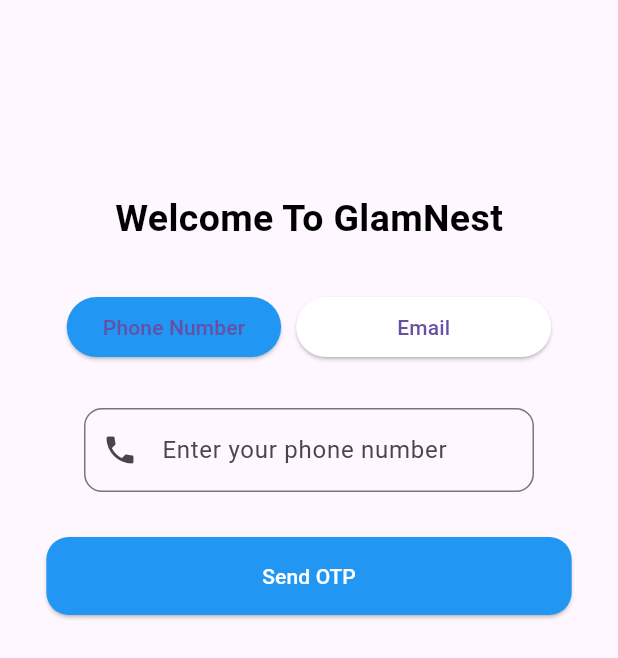
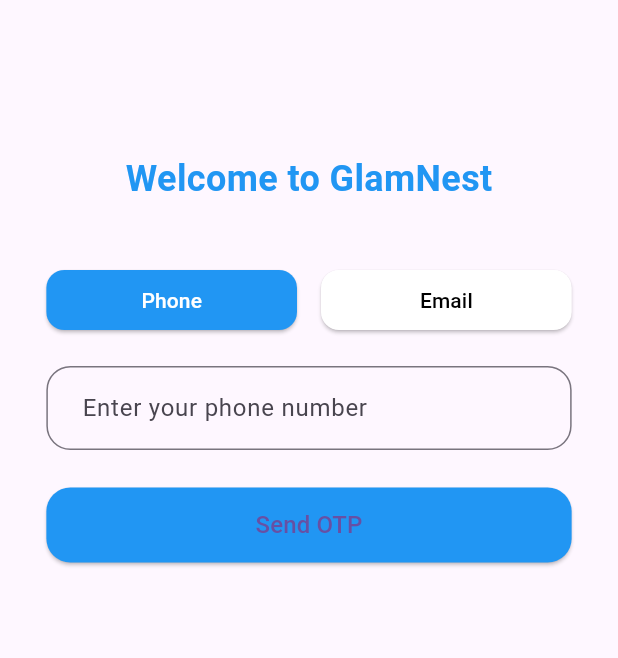
Before and after one commit to Aneesh9795/GlamNest_app, a Flutter app: the screen it shows after launch, on a phone screen of 412 x 824 dp. Shown: the top 658 px of the screen. Run offline on Flutter 3.47's test engine with Material 3 defaults, Android fonts, the light colour scheme and no system bars.

Commit message:
login provider

```diff
--- a/lib/Screen/login_screen.dart
+++ b/lib/Screen/login_screen.dart
@@ -1,119 +1,134 @@
-import 'package:flutter/cupertino.dart';
 import 'package:flutter/material.dart';
+import 'package:provider/provider.dart';
+import '../provider/login_provider.dart';
 
-class LoginScreen extends StatefulWidget {
+class LoginScreen extends StatelessWidget {
   const LoginScreen({super.key});
 
   @override
-  State<LoginScreen> createState() => _LoginScreenState();
-}
+  Widget build(BuildContext context) {
+    final textFieldWidth = MediaQuery.of(context).size.width * 0.85;
 
-
-class _LoginScreenState extends State<LoginScreen> {
-  bool isEmailSelected  = false;
-  final TextEditingController _emailController = TextEditingController();
-  final TextEditingController _phoneController = TextEditingController();
-
-
-
-  @override
-  Widget build(BuildContext context) {
-    double fieldWidth = MediaQuery.of(context).size.width *0.85;
     return Scaffold(
       appBar: AppBar(),
       body: Padding(
-          padding: const EdgeInsets.all(12),
-        child: Column(
+        padding: const EdgeInsets.all(16.0),
+        child: Consumer<LoginProvider>(
+          builder: (context, loginProvider, _) {
+            return Column(
               crossAxisAlignment: CrossAxisAlignment.center,
               children: [
-            SizedBox(height: 60),
-            Center(
-            child: Text("Welcome To GlamNest",
-              style: TextStyle(fontSize: 25,fontWeight: FontWeight.bold,
-                  color: Colors.black),
-            )
+                const SizedBox(height: 30),
+                const Text(
+                  "Welcome to GlamNest",
+                  style: TextStyle(
+                    fontSize: 24,
+                    fontWeight: FontWeight.bold,
+                    color: Colors.blue,
                   ),
-            SizedBox(height: 30),
+                ),
+                const SizedBox(height: 40),
+
+                /// Toggle buttons
                 Row(
                   mainAxisAlignment: MainAxisAlignment.center,
                   children: [
-                ElevatedButton(
-                    onPressed: (){
-                      setState(() {
-                        isEmailSelected = false;
-                      });
+                    SizedBox(
+                      width: textFieldWidth / 2 - 8,
+                      child: ElevatedButton(
+                        onPressed: () {
+                          loginProvider.changeMode('phone');
                         },
                         style: ElevatedButton.styleFrom(
-                      backgroundColor: isEmailSelected ? Colors.white:Colors.blue,
+                          backgroundColor: loginProvider.isPhoneSelected
+                              ? Colors.blue
+                              : Colors.white,
+                          foregroundColor: loginProvider.isPhoneSelected
+                              ? Colors.white
+                              : Colors.black,
+                          shape: RoundedRectangleBorder(
+                            borderRadius: BorderRadius.circular(12),
                           ),
-                    child: Text("Phone Number"),
                         ),
-                SizedBox(width: 10),
+                        child: const Text("Phone"),
+                      ),
+                    ),
+                    const SizedBox(width: 16),
                     SizedBox(
-                  width: fieldWidth  / 2 - 5,
-               child:  ElevatedButton(
-                  onPressed: (){
-                    setState(() {
-                      isEmailSelected = true;
-                    });
+                      width: textFieldWidth / 2 - 8,
+                      child: ElevatedButton(
+                        onPressed: () {
+                          loginProvider.changeMode('email');
                         },
                         style: ElevatedButton.styleFrom(
-                    backgroundColor:
-                    isEmailSelected ? Colors.blue: Colors.white,
+                          backgroundColor: loginProvider.isPhoneSelected
+                              ? Colors.white
+                              : Colors.blue,
+                          foregroundColor: loginProvider.isPhoneSelected
+                              ? Colors.black
+                              : Colors.white,
+                          shape: RoundedRectangleBorder(
+                            borderRadius: BorderRadius.circular(12),
                           ),
-                  child: Text("Email"),
+                        ),
+                        child: const Text("Email"),
                       ),
                     ),
                   ],
                 ),
-            SizedBox(height: 30),
-            isEmailSelected
-            ? TextField(
-              controller: _emailController,
-              keyboardType: TextInputType.emailAddress,
+
+                const SizedBox(height: 20),
+
+                /// Conditional TextField
+                SizedBox(
+                  width: textFieldWidth,
+                  child: TextField(
+                    controller: loginProvider.isPhoneSelected
+                        ? loginProvider.phoneController
+                        : loginProvider.emailController,
+                    keyboardType: loginProvider.isPhoneSelected
+                        ? TextInputType.phone
+                        : TextInputType.emailAddress,
                     decoration: InputDecoration(
-                hintText: "Enter Your Email",
-                border: OutlineInputBorder(),
-                prefixIcon: Icon(Icons.email),
+                      hintText: loginProvider.isPhoneSelected
+                          ? "Enter your phone number"
+                          : "Enter your email",
+                      border: OutlineInputBorder(
+                        borderRadius: BorderRadius.circular(16),
                       ),
-            )
-            : SizedBox(
-            width: 300,
-                child:TextField(
-                  controller: _phoneController,
-                  decoration: InputDecoration(
-                    hintText: "Enter your phone number ",
-                    border: OutlineInputBorder(
-                      borderRadius: BorderRadius.circular(12)
+                      contentPadding: const EdgeInsets.symmetric(
+                        horizontal: 20,
+                        vertical: 16,
                       ),
-                    prefixIcon: Icon(Icons.phone)
                     ),
                   ),
                 ),
 
-            SizedBox(height: 30),
+                const SizedBox(height: 25),
 
+                /// Send OTP Button
                 SizedBox(
-              width: fieldWidth,
+                  width: textFieldWidth,
+                  height: 50,
                   child: ElevatedButton(
-              onPressed: (){
-              String value = isEmailSelected
-                  ? _emailController.text
-                  : _phoneController.text;
-              print("User entered: $value");
+                    onPressed: () {
+                      loginProvider.sendOtp();
                     },
                     style: ElevatedButton.styleFrom(
                       backgroundColor: Colors.blue,
                       shape: RoundedRectangleBorder(
-                      borderRadius: BorderRadius.circular(15),
+                        borderRadius: BorderRadius.circular(16),
                       ),
-                    padding: EdgeInsets.symmetric(vertical: 16),
                     ),
-                child: Text("Send OTP",style: TextStyle(color: Colors.white),),
-
+                    child: const Text(
+                      "Send OTP",
+                      style: TextStyle(fontSize: 16),
                     ),
-            )
+                  ),
+                ),
               ],
+            );
+          },
         ),
       ),
     );
--- a/lib/main.dart
+++ b/lib/main.dart
@@ -1,18 +1,26 @@
+import 'package:flutter/cupertino.dart';
 import 'package:flutter/material.dart';
 import 'package:glamnest_app/Screen/login_screen.dart';
+import 'package:glamnest_app/provider/login_provider.dart';
+import 'package:provider/provider.dart';
 
-void main() {
+void main () {
   runApp(const MyApp());
 }
 
 class MyApp extends StatelessWidget {
-  const MyApp({super.key});
+  const MyApp ({super.key});
 
   @override
   Widget build(BuildContext context) {
-    return MaterialApp(
-      debugShowCheckedModeBanner: false,
-      home: const LoginScreen(),
-    );
-    }
+   return  MultiProvider(
+     providers : [
+       ChangeNotifierProvider(create: (_) => LoginProvider()),
+     ],
+     child: MaterialApp(
+       debugShowCheckedModeBanner: false,
+       home: const LoginScreen(),
+     )
+   );
+  }
 }
--- /dev/null
+++ b/lib/provider/login_provider.dart
@@ -0,0 +1,30 @@
+import 'package:flutter/cupertino.dart';
+
+class LoginProvider with ChangeNotifier {
+  String selectedMode = 'phone'; // default value
+  final phoneController = TextEditingController();
+  final emailController = TextEditingController();
+
+  // Properly implemented getters:
+  bool get isPhoneSelected => selectedMode == 'phone';
+  bool get isEmailSelected => selectedMode == 'email';
+
+  void changeMode(String mode) {
+    selectedMode = mode;
+    notifyListeners();
+  }
+
+  void clearInput() {
+    phoneController.clear();
+    emailController.clear();
+    notifyListeners();
+  }
+
+  void sendOtp() {
+    if (selectedMode == 'phone') {
+      print('Sending OTP to phone: ${phoneController.text}');
+    } else {
+      print('Sending OTP to email: ${emailController.text}');
+    }
+  }
+}
--- a/pubspec.yaml
+++ b/pubspec.yaml
@@ -34,6 +34,7 @@
   # The following adds the Cupertino Icons font to your application.
   # Use with the CupertinoIcons class for iOS style icons.
   cupertino_icons: ^1.0.8
+  provider: ^6.1.1
 
 dev_dependencies:
   flutter_test:
```
Also changed, not shown: lib/Screen/home_screen.dart (added), pubspec.lock. Lines whose indentation alone changed are shown as unchanged.
